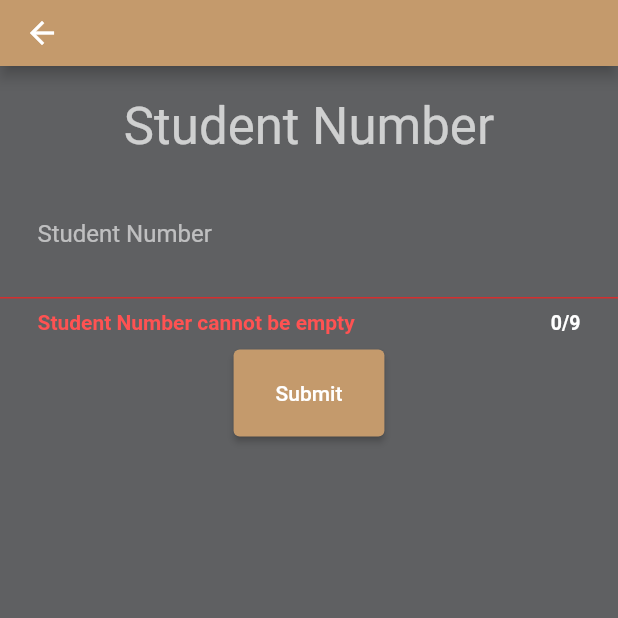
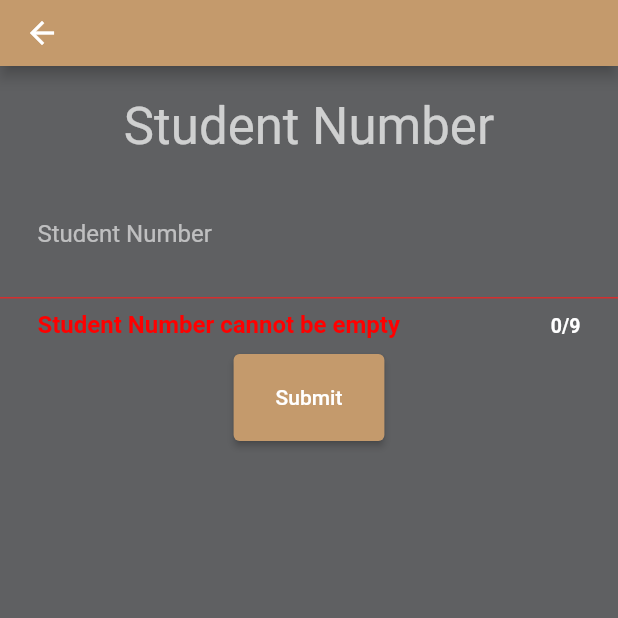
Before and after one commit to Marzipane/flutter_lecturer_con, a Flutter app: the AddStudentNumberPage screen opened directly with empty values, after a tap on "Submit", on a phone screen of 412 x 824 dp, the top half of it. Run offline on Flutter 3.47's test engine with Material 2 defaults, Android fonts, the phone set to English and light mode, and no system bars; our stand-ins replace cloud_firestore, firebase_auth, firebase_core, font_awesome_flutter, google_sign_in, url_strategy; missing offline and left inert: mailer; accounts and stored records are empty; network calls fail.

```diff
--- a/lib/common/app_theme.dart
+++ b/lib/common/app_theme.dart
@@ -12,6 +12,7 @@ class AppColors {
   static const Color LightRed = Color(0xffC46E6C);
   static const Color White = Color(0xffffffff);
   static const Color BackgroundBox = Color.fromARGB(41, 158, 158, 158);
+  static const Color ErrorRed = Color.fromRGBO(255, 0, 0, 1.0);
 
 }
 
--- a/lib/pages/student/add_student_number_page.dart
+++ b/lib/pages/student/add_student_number_page.dart
@@ -54,9 +54,9 @@ class AddStudentNumberPage extends StatelessWidget {
                       isDense: true,
                       contentPadding: EdgeInsets.all(25),
                       errorStyle: TextStyle(
-                        fontSize: 14.0,
+                        fontSize: 16.0,
                         fontWeight: FontWeight.bold,
-                        color: Colors.redAccent
+                        color: AppColors.ErrorRed,
                       ),
                     ),
                     maxLines: null,
```
Also changed, not shown: lib/pages/lecturer/reply_ticket_page.dart (+8 -7 lines), lib/pages/student/add_ticket_page.dart (+19 -4 lines).
